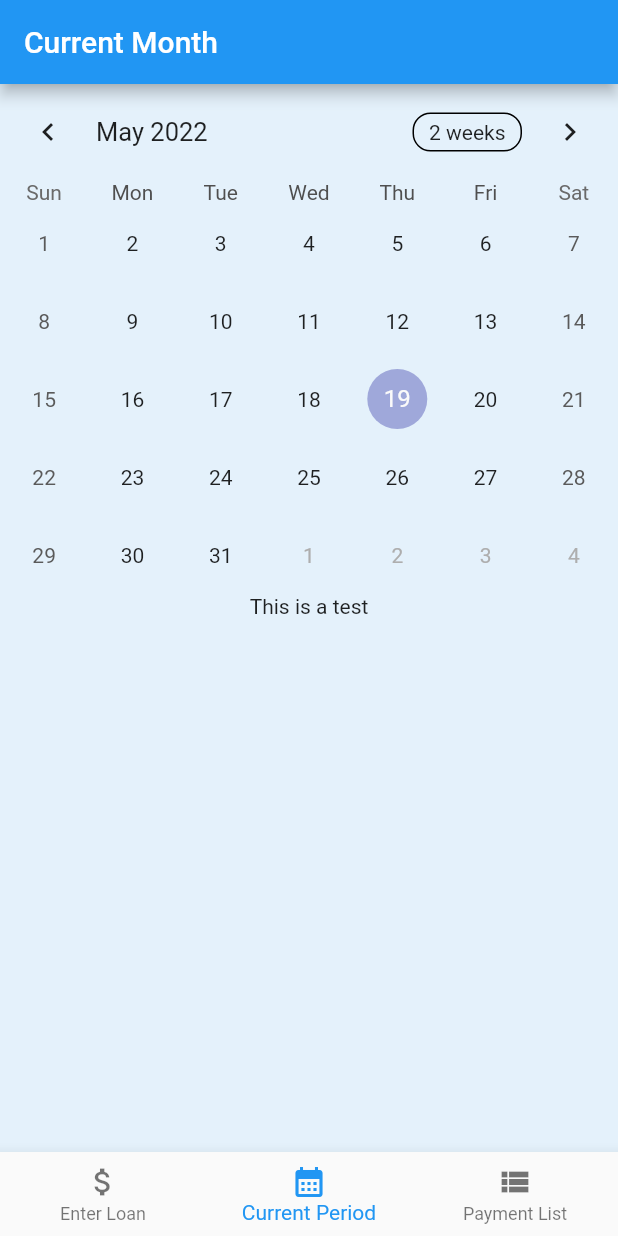
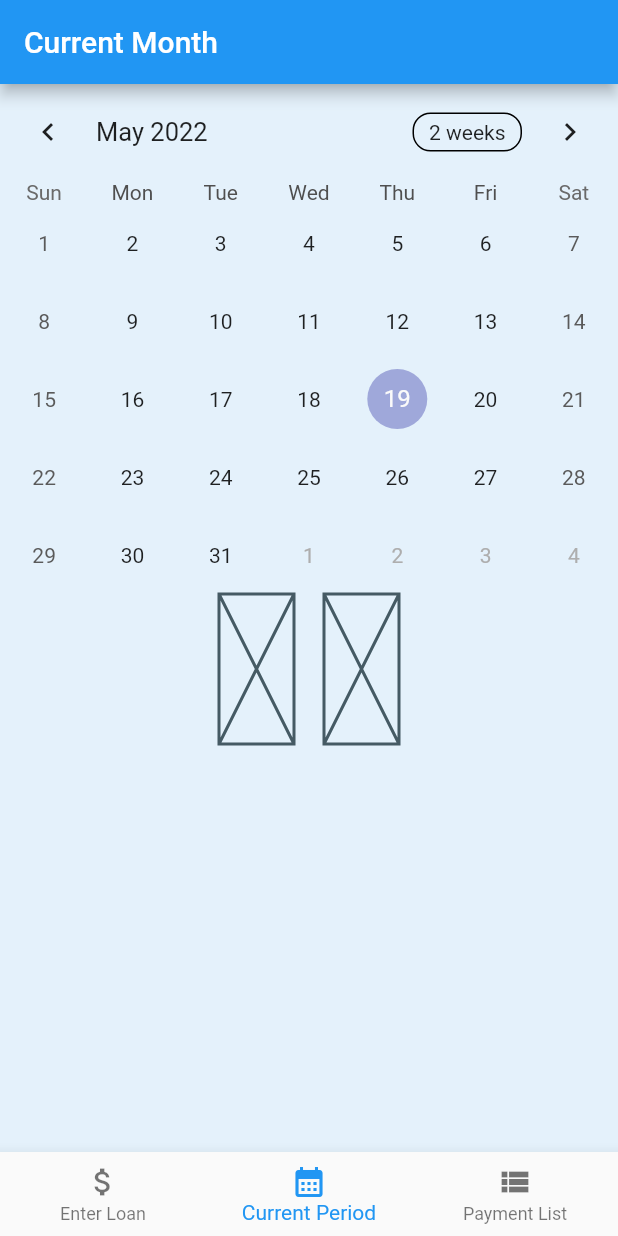
Before and after one commit to Correu/bill_manager, a Flutter app: the screen it shows after launch, item 2 of the bottom bar chosen, on a phone screen of 412 x 824 dp. Run offline on Flutter 3.47's test engine with Material 2 defaults, Android fonts, the phone set to English and light mode, and no system bars; drawn by our look-alikes of table_calendar.

Commit message:
calendar filler

```diff
--- a/lib/views/calendar.dart
+++ b/lib/views/calendar.dart
@@ -58,9 +58,22 @@ class _CalendarState extends State<Calendar> {
               _focusedDay = focusedDay;
             },
           ),
-          const Text(
-            'This is a test',
-          ),
+          Row(
+            mainAxisAlignment: MainAxisAlignment.center,
+            children: const [
+              Placeholder(
+                fallbackHeight: 100.0,
+                fallbackWidth: 50.0,
+              ),
+              Padding(
+                padding: EdgeInsets.all(10.0),
+              ),
+              Placeholder(
+                fallbackHeight: 100.0,
+                fallbackWidth: 50.0,
+              ),
+            ],
+          )
         ],
       ),
     );
```
